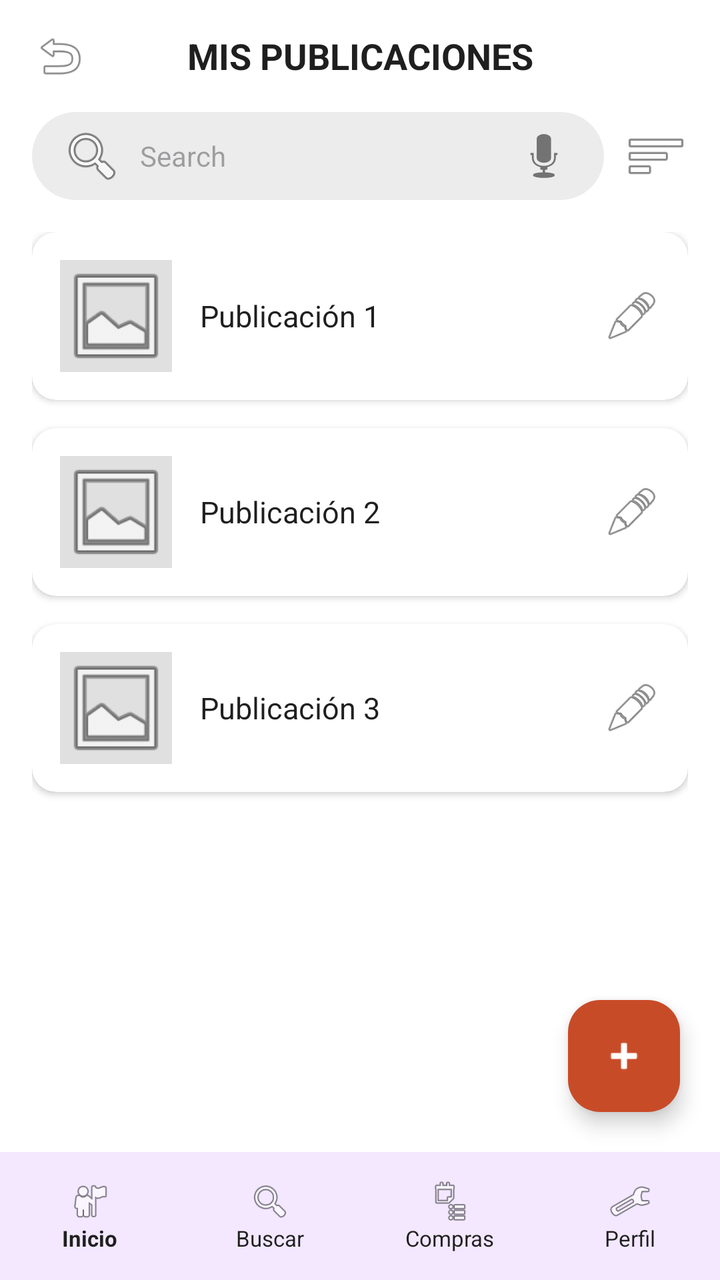
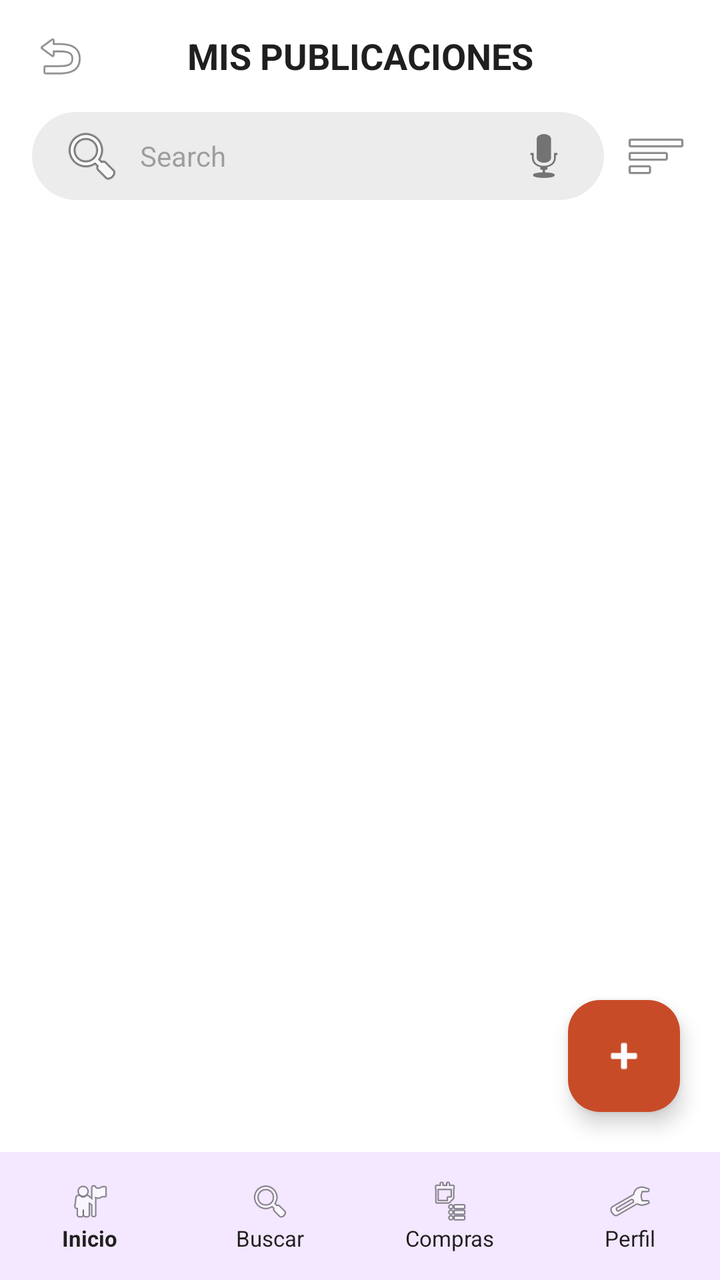

Compare the two renders of this Android layout. The source of the first and the diff that turns it into the second are given below.
<!-- AndroidManifest.xml: application theme Theme.Material3.DayNight.NoActionBar -->
<!-- res/layout/activity_main11.xml -->
<?xml version="1.0" encoding="utf-8"?>
<androidx.constraintlayout.widget.ConstraintLayout xmlns:android="http://schemas.android.com/apk/res/android"
    xmlns:app="http://schemas.android.com/apk/res-auto"
    android:layout_width="match_parent"
    android:layout_height="match_parent"
    android:background="@color/blanco">

    <LinearLayout
        android:id="@+id/topBar"
        android:layout_width="match_parent"
        android:layout_height="56dp"
        android:gravity="center_vertical"
        android:orientation="horizontal"
        android:paddingHorizontal="16dp"
        app:layout_constraintTop_toTopOf="parent">

        <ImageView
            android:id="@+id/btnBack"
            android:layout_width="28dp"
            android:layout_height="28dp"
            android:src="@android:drawable/ic_menu_revert" />

        <TextView
            android:layout_width="0dp"
            android:layout_height="wrap_content"
            android:layout_marginEnd="28dp"
            android:layout_weight="1"
            android:gravity="center"
            android:text="MIS PUBLICACIONES"
            android:textColor="@color/texto_oscuro"
            android:textSize="18sp"
            android:textStyle="bold" />
    </LinearLayout>

    
    <LinearLayout
        android:id="@+id/searchRow"
        android:layout_width="match_parent"
        android:layout_height="wrap_content"
        android:gravity="center_vertical"
        android:orientation="horizontal"
        android:paddingHorizontal="16dp"
        app:layout_constraintTop_toBottomOf="@id/topBar">

        <EditText
            android:id="@+id/etBuscarPub"
            android:layout_width="0dp"
            android:layout_height="44dp"
            android:layout_weight="1"
            android:background="@drawable/bg_buscador"
            android:drawableStart="@android:drawable/ic_menu_search"
            android:drawableEnd="@android:drawable/ic_btn_speak_now"
            android:drawablePadding="8dp"
            android:hint="Search"
            android:paddingHorizontal="14dp"
            android:textSize="14sp" />

        <ImageView
            android:id="@+id/btnFiltros"
            android:layout_width="32dp"
            android:layout_height="32dp"
            android:layout_marginStart="10dp"
            android:src="@android:drawable/ic_menu_sort_by_size" />
    </LinearLayout>

    <ScrollView
        android:layout_width="match_parent"
        android:layout_height="0dp"
        android:layout_marginTop="16dp"
        android:paddingHorizontal="16dp"
        app:layout_constraintBottom_toTopOf="@id/bottomNav"
        app:layout_constraintTop_toBottomOf="@id/searchRow">

        <LinearLayout
            android:layout_width="match_parent"
            android:layout_height="wrap_content"
            android:orientation="vertical">

            
            <androidx.cardview.widget.CardView
                android:layout_width="match_parent"
                android:layout_height="wrap_content"
                android:layout_marginBottom="14dp"
                app:cardCornerRadius="12dp"
                app:cardElevation="2dp">

                <LinearLayout
                    android:layout_width="match_parent"
                    android:layout_height="wrap_content"
                    android:gravity="center_vertical"
                    android:orientation="horizontal"
                    android:padding="14dp">

                    <ImageView
                        android:layout_width="56dp"
                        android:layout_height="56dp"
                        android:background="@color/gris_placeholder"
                        android:src="@android:drawable/ic_menu_gallery" />

                    <TextView
                        android:layout_width="0dp"
                        android:layout_height="wrap_content"
                        android:layout_marginHorizontal="14dp"
                        android:layout_weight="1"
                        android:text="Publicación 1"
                        android:textColor="@color/texto_oscuro"
                        android:textSize="15sp" />

                    <ImageView
                        android:id="@+id/btnEditar1"
                        android:layout_width="28dp"
                        android:layout_height="28dp"
                        android:src="@android:drawable/ic_menu_edit" />
                </LinearLayout>
            </androidx.cardview.widget.CardView>

            
            <androidx.cardview.widget.CardView
                android:layout_width="match_parent"
                android:layout_height="wrap_content"
                android:layout_marginBottom="14dp"
                app:cardCornerRadius="12dp"
                app:cardElevation="2dp">

                <LinearLayout
                    android:layout_width="match_parent"
                    android:layout_height="wrap_content"
                    android:gravity="center_vertical"
                    android:orientation="horizontal"
                    android:padding="14dp">

                    <ImageView
                        android:layout_width="56dp"
                        android:layout_height="56dp"
                        android:background="@color/gris_placeholder"
                        android:src="@android:drawable/ic_menu_gallery" />

                    <TextView
                        android:layout_width="0dp"
                        android:layout_height="wrap_content"
                        android:layout_marginHorizontal="14dp"
                        android:layout_weight="1"
                        android:text="Publicación 2"
                        android:textColor="@color/texto_oscuro"
                        android:textSize="15sp" />

                    <ImageView
                        android:id="@+id/btnEditar2"
                        android:layout_width="28dp"
                        android:layout_height="28dp"
                        android:src="@android:drawable/ic_menu_edit" />
                </LinearLayout>
            </androidx.cardview.widget.CardView>

            
            <androidx.cardview.widget.CardView
                android:layout_width="match_parent"
                android:layout_height="wrap_content"
                android:layout_marginBottom="14dp"
                app:cardCornerRadius="12dp"
                app:cardElevation="2dp">

                <LinearLayout
                    android:layout_width="match_parent"
                    android:layout_height="wrap_content"
                    android:gravity="center_vertical"
                    android:orientation="horizontal"
                    android:padding="14dp">

                    <ImageView
                        android:layout_width="56dp"
                        android:layout_height="56dp"
                        android:background="@color/gris_placeholder"
                        android:src="@android:drawable/ic_menu_gallery" />

                    <TextView
                        android:layout_width="0dp"
                        android:layout_height="wrap_content"
                        android:layout_marginHorizontal="14dp"
                        android:layout_weight="1"
                        android:text="Publicación 3"
                        android:textColor="@color/texto_oscuro"
                        android:textSize="15sp" />

                    <ImageView
                        android:id="@+id/btnEditar3"
                        android:layout_width="28dp"
                        android:layout_height="28dp"
                        android:src="@android:drawable/ic_menu_edit" />
                </LinearLayout>
            </androidx.cardview.widget.CardView>

        </LinearLayout>
    </ScrollView>

    
    <com.google.android.material.floatingactionbutton.FloatingActionButton
        android:id="@+id/fabAgregarPublicacion"
        android:layout_width="wrap_content"
        android:layout_height="wrap_content"
        android:layout_margin="20dp"
        android:src="@android:drawable/ic_input_add"
        app:backgroundTint="@color/naranja_primario"
        app:layout_constraintBottom_toTopOf="@id/bottomNav"
        app:layout_constraintEnd_toEndOf="parent"
        app:tint="@color/blanco" />

    <include
        android:id="@+id/bottomNav"
        layout="@layout/layout_bottom_nav"
        android:layout_width="match_parent"
        android:layout_height="64dp"
        app:layout_constraintBottom_toBottomOf="parent" />

</androidx.constraintlayout.widget.ConstraintLayout>
<!-- res/layout/layout_bottom_nav.xml (included above) -->
<?xml version="1.0" encoding="utf-8"?>
<LinearLayout xmlns:android="http://schemas.android.com/apk/res/android"
    android:layout_width="match_parent"
    android:layout_height="64dp"
    android:background="@color/lila_nav"
    android:gravity="center"
    android:orientation="horizontal"
    android:weightSum="4">

    <LinearLayout
        android:id="@+id/navInicio"
        android:layout_width="0dp"
        android:layout_height="match_parent"
        android:layout_weight="1"
        android:gravity="center"
        android:orientation="vertical">
        <ImageView
            android:layout_width="22dp"
            android:layout_height="22dp"
            android:src="@android:drawable/ic_menu_myplaces" />
        <TextView
            android:layout_width="wrap_content"
            android:layout_height="wrap_content"
            android:text="Inicio"
            android:textColor="@color/texto_oscuro"
            android:textSize="11sp"
            android:textStyle="bold" />
    </LinearLayout>

    <LinearLayout
        android:id="@+id/navBuscar"
        android:layout_width="0dp"
        android:layout_height="match_parent"
        android:layout_weight="1"
        android:gravity="center"
        android:orientation="vertical">
        <ImageView
            android:layout_width="22dp"
            android:layout_height="22dp"
            android:src="@android:drawable/ic_menu_search" />
        <TextView
            android:layout_width="wrap_content"
            android:layout_height="wrap_content"
            android:text="Buscar"
            android:textColor="@color/texto_oscuro"
            android:textSize="11sp" />
    </LinearLayout>

    <LinearLayout
        android:id="@+id/navCompras"
        android:layout_width="0dp"
        android:layout_height="match_parent"
        android:layout_weight="1"
        android:gravity="center"
        android:orientation="vertical">
        <ImageView
            android:layout_width="22dp"
            android:layout_height="22dp"
            android:src="@android:drawable/ic_menu_agenda" />
        <TextView
            android:layout_width="wrap_content"
            android:layout_height="wrap_content"
            android:text="Compras"
            android:textColor="@color/texto_oscuro"
            android:textSize="11sp" />
    </LinearLayout>

    <LinearLayout
        android:id="@+id/navPerfil"
        android:layout_width="0dp"
        android:layout_height="match_parent"
        android:layout_weight="1"
        android:gravity="center"
        android:orientation="vertical">
        <ImageView
            android:layout_width="22dp"
            android:layout_height="22dp"
            android:src="@android:drawable/ic_menu_manage" />
        <TextView
            android:layout_width="wrap_content"
            android:layout_height="wrap_content"
            android:text="Perfil"
            android:textColor="@color/texto_oscuro"
            android:textSize="11sp" />
    </LinearLayout>
</LinearLayout>
<!-- resources referenced by this layout -->
<resources>
  <color name="blanco">#FFFFFF</color>
  <color name="gris_placeholder">#E0E0E0</color>
  <color name="lila_nav">#F3E8FF</color>
  <color name="naranja_primario">#C84B28</color>
  <color name="texto_oscuro">#1F1F1F</color>
  <!-- drawable bg_buscador (drawable) -->
  <shape xmlns:android="http://schemas.android.com/apk/res/android">
      <solid android:color="@color/gris_fondo"/>
      <corners android:radius="24dp"/>
  </shape>
  <color name="gris_fondo">#ECECEC</color>
</resources>

<!-- the commit's change to res/layout/activity_main11.xml (unified diff, before → after) -->
@@ -63,135 +63,30 @@
             android:src="@android:drawable/ic_menu_sort_by_size" />
     </LinearLayout>
 
-    <ScrollView
+    <androidx.recyclerview.widget.RecyclerView
+        android:id="@+id/rvPublicaciones"
         android:layout_width="match_parent"
         android:layout_height="0dp"
         android:layout_marginTop="16dp"
+        android:clipToPadding="false"
         android:paddingHorizontal="16dp"
+        android:paddingBottom="88dp"
         app:layout_constraintBottom_toTopOf="@id/bottomNav"
-        app:layout_constraintTop_toBottomOf="@id/searchRow">
+        app:layout_constraintTop_toBottomOf="@id/searchRow" />
 
-        <LinearLayout
-            android:layout_width="match_parent"
-            android:layout_height="wrap_content"
-            android:orientation="vertical">
-
-            
-            <androidx.cardview.widget.CardView
-                android:layout_width="match_parent"
-                android:layout_height="wrap_content"
-                android:layout_marginBottom="14dp"
-                app:cardCornerRadius="12dp"
-                app:cardElevation="2dp">
-
-                <LinearLayout
-                    android:layout_width="match_parent"
-                    android:layout_height="wrap_content"
-                    android:gravity="center_vertical"
-                    android:orientation="horizontal"
-                    android:padding="14dp">
-
-                    <ImageView
-                        android:layout_width="56dp"
-                        android:layout_height="56dp"
-                        android:background="@color/gris_placeholder"
-                        android:src="@android:drawable/ic_menu_gallery" />
-
-                    <TextView
-                        android:layout_width="0dp"
-                        android:layout_height="wrap_content"
-                        android:layout_marginHorizontal="14dp"
-                        android:layout_weight="1"
-                        android:text="Publicación 1"
-                        android:textColor="@color/texto_oscuro"
-                        android:textSize="15sp" />
-
-                    <ImageView
-                        android:id="@+id/btnEditar1"
-                        android:layout_width="28dp"
-                        android:layout_height="28dp"
-                        android:src="@android:drawable/ic_menu_edit" />
-                </LinearLayout>
-            </androidx.cardview.widget.CardView>
-
-            
-            <androidx.cardview.widget.CardView
-                android:layout_width="match_parent"
-                android:layout_height="wrap_content"
-                android:layout_marginBottom="14dp"
-                app:cardCornerRadius="12dp"
-                app:cardElevation="2dp">
-
-                <LinearLayout
-                    android:layout_width="match_parent"
-                    android:layout_height="wrap_content"
-                    android:gravity="center_vertical"
-                    android:orientation="horizontal"
-                    android:padding="14dp">
-
-                    <ImageView
-                        android:layout_width="56dp"
-                        android:layout_height="56dp"
-                        android:background="@color/gris_placeholder"
-                        android:src="@android:drawable/ic_menu_gallery" />
-
-                    <TextView
-                        android:layout_width="0dp"
-                        android:layout_height="wrap_content"
-                        android:layout_marginHorizontal="14dp"
-                        android:layout_weight="1"
-                        android:text="Publicación 2"
-                        android:textColor="@color/texto_oscuro"
-                        android:textSize="15sp" />
-
-                    <ImageView
-                        android:id="@+id/btnEditar2"
-                        android:layout_width="28dp"
-                        android:layout_height="28dp"
-                        android:src="@android:drawable/ic_menu_edit" />
-                </LinearLayout>
-            </androidx.cardview.widget.CardView>
-
-            
-            <androidx.cardview.widget.CardView
-                android:layout_width="match_parent"
-                android:layout_height="wrap_content"
-                android:layout_marginBottom="14dp"
-                app:cardCornerRadius="12dp"
-                app:cardElevation="2dp">
-
-                <LinearLayout
-                    android:layout_width="match_parent"
-                    android:layout_height="wrap_content"
-                    android:gravity="center_vertical"
-                    android:orientation="horizontal"
-                    android:padding="14dp">
-
-                    <ImageView
-                        android:layout_width="56dp"
-                        android:layout_height="56dp"
-                        android:background="@color/gris_placeholder"
-                        android:src="@android:drawable/ic_menu_gallery" />
-
-                    <TextView
-                        android:layout_width="0dp"
-                        android:layout_height="wrap_content"
-                        android:layout_marginHorizontal="14dp"
-                        android:layout_weight="1"
-                        android:text="Publicación 3"
-                        android:textColor="@color/texto_oscuro"
-                        android:textSize="15sp" />
-
-                    <ImageView
-                        android:id="@+id/btnEditar3"
-                        android:layout_width="28dp"
-                        android:layout_height="28dp"
-                        android:src="@android:drawable/ic_menu_edit" />
-                </LinearLayout>
-            </androidx.cardview.widget.CardView>
-
-        </LinearLayout>
-    </ScrollView>
+    <TextView
+        android:id="@+id/tvSinPublicaciones"
+        android:layout_width="0dp"
+        android:layout_height="0dp"
+        android:gravity="center"
+        android:paddingHorizontal="32dp"
+        android:textColor="@color/texto_secundario"
+        android:textSize="16sp"
+        android:visibility="gone"
+        app:layout_constraintBottom_toTopOf="@id/bottomNav"
+        app:layout_constraintEnd_toEndOf="parent"
+        app:layout_constraintStart_toStartOf="parent"
+        app:layout_constraintTop_toBottomOf="@id/searchRow" />
 
     
     <com.google.android.material.floatingactionbutton.FloatingActionButton
<!-- resource entries referenced after the edit -->
@@ -1,10 +1,10 @@
 <!-- resources referenced by this layout -->
 <resources>
   <color name="blanco">#FFFFFF</color>
-  <color name="gris_placeholder">#E0E0E0</color>
   <color name="lila_nav">#F3E8FF</color>
   <color name="naranja_primario">#C84B28</color>
   <color name="texto_oscuro">#1F1F1F</color>
+  <color name="texto_secundario">#666666</color>
   <!-- drawable bg_buscador (drawable) -->
   <shape xmlns:android="http://schemas.android.com/apk/res/android">
       <solid android:color="@color/gris_fondo"/>
